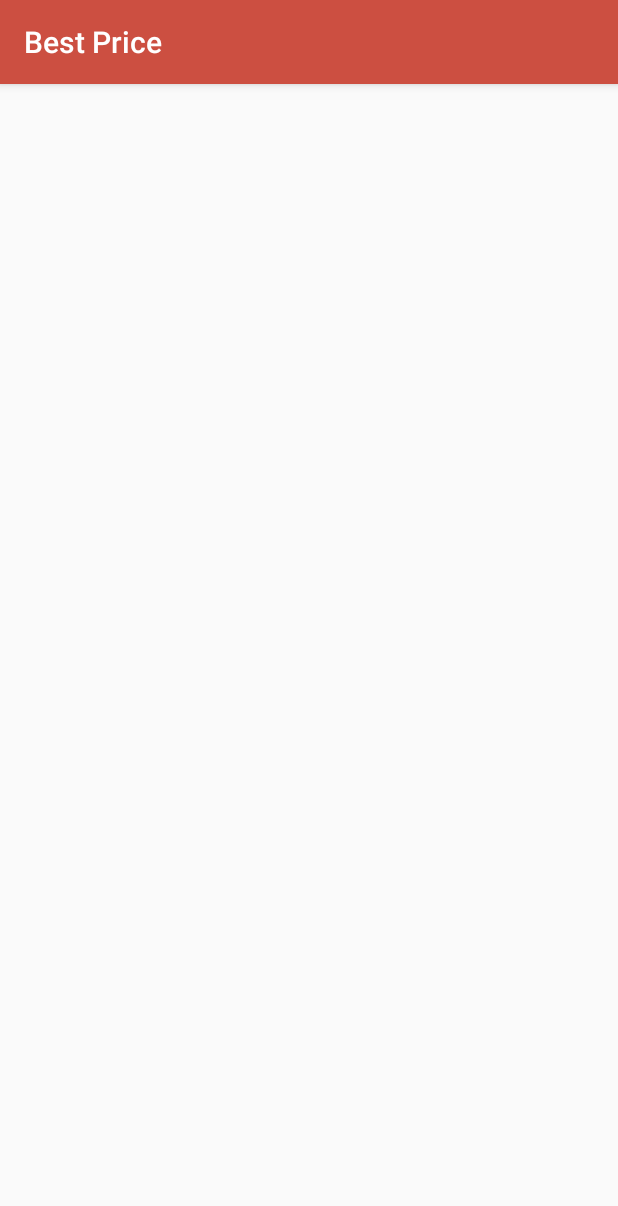
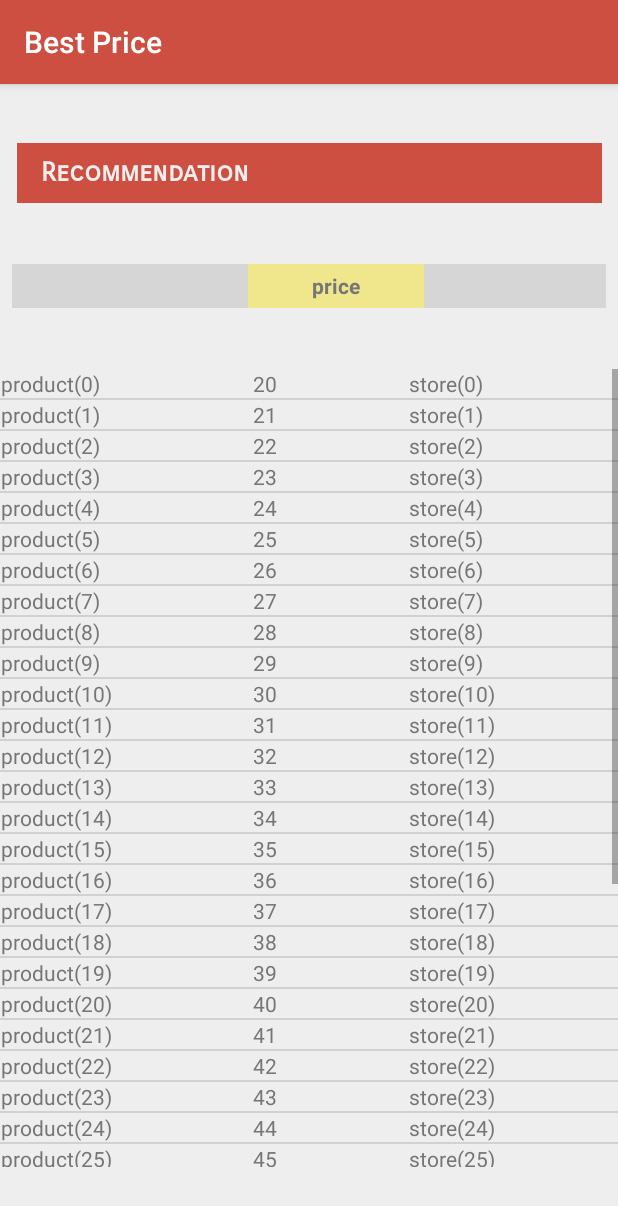
Before and after one commit to Lewis-Zhangyuzhe/ece651, an Android app: the screen it shows after launch (DisplayCategory), after a tap on "Entertainment", on a phone screen of 412 x 824 dp. Shown: the top 1206 px of the screen. Run offline under Robolectric (Android 15) with nearby library versions, the light colour scheme and no system bars; grey boxes are pictures that could not be loaded.

Commit message:
display category first version

```diff
--- a/app/src/main/java/ca/uwaterloo/ece651/pricecompare/pricecompare/DisplayCategory.java
+++ b/app/src/main/java/ca/uwaterloo/ece651/pricecompare/pricecompare/DisplayCategory.java
@@ -1,7 +1,13 @@
 package ca.uwaterloo.ece651.pricecompare.pricecompare;
 
-import android.support.v7.app.AppCompatActivity;
-import android.os.Bundle;
+        import android.support.v7.app.AppCompatActivity;
+        import android.os.Bundle;
+        import android.widget.ListView;
+        import android.widget.SimpleAdapter;
+        import android.widget.Toast;
+
+        import java.util.ArrayList;
+        import java.util.HashMap;
 
 public class DisplayCategory extends AppCompatActivity {
 
@@ -9,5 +15,29 @@ public class DisplayCategory extends AppCompatActivity {
     protected void onCreate(Bundle savedInstanceState) {
         super.onCreate(savedInstanceState);
         setContentView(R.layout.activity_display_category);
+        // get different labels from 6 different category intents
+        Bundle bundle = this.getIntent().getExtras();
+        //  Category is the flag to get diffenent items from daatabase
+        String Category = bundle.getString("Category");
+        Toast toast=Toast.makeText(getApplicationContext(), Category+"content has been propogated", Toast.LENGTH_SHORT);
+        toast.show();
+
+        ArrayList<HashMap<String, Object>> users = new ArrayList<HashMap<String, Object>>();
+        for (int i = 0; i < 40; i++) {
+            HashMap<String, Object> user = new HashMap<String, Object>();
+            user.put("img", R.drawable.user);
+            user.put("product", "product(" + i+")");
+            user.put("price", (20 + i) + "");
+            user.put("store","store("+i+")");
+            users.add(user);
+        }
+        SimpleAdapter saImageItems = new SimpleAdapter(this,
+                users,// 数据来源
+                R.layout.user,//每一个user xml 相当ListView的一个组件
+                new String[] { "img", "product", "price","store" },
+                // 分别对应view 的id
+                new int[] { R.id.img, R.id.product, R.id.price,R.id.store });
+        // 获取listview
+        ((ListView) findViewById(R.id.users)).setAdapter(saImageItems);
     }
 }
--- a/app/src/main/java/ca/uwaterloo/ece651/pricecompare/pricecompare/MainActivity.java
+++ b/app/src/main/java/ca/uwaterloo/ece651/pricecompare/pricecompare/MainActivity.java
@@ -9,8 +9,12 @@ import android.view.View;
 import android.view.Menu;
 import android.view.MenuItem;
 import android.widget.Button;
+import android.widget.EditText;
+import android.widget.Toast;
 
 public class MainActivity extends AppCompatActivity {
+
+
 
     @Override
     protected void onCreate(Bundle savedInstanceState) {
@@ -20,56 +24,74 @@ public class MainActivity extends AppCompatActivity {
         setSupportActionBar(toolbar);
 
 
-        Button button1 = (Button)findViewById(R.id.cat_button_1);
+        Button button1 = (Button)findViewById(R.id.cat_button_4);
         button1.setOnClickListener(new View.OnClickListener() {
             @Override
             public void onClick(View v) {
                 Intent int1 = new Intent(MainActivity.this, DisplayCategory.class);
+                Bundle bundle = new Bundle();
+                bundle.putString("Category","Wellness");
+                int1.putExtras(bundle);
                 startActivity(int1);
             }
         });
 
-        Button button2 = (Button)findViewById(R.id.cat_button_0);
+        Button button2 = (Button)findViewById(R.id.cat_button_5);
         button2.setOnClickListener(new View.OnClickListener() {
             @Override
             public void onClick(View v) {
                 Intent int2 = new Intent (MainActivity.this, DisplayCategory.class);
+                Bundle bundle = new Bundle();
+                bundle.putString("Category","Office");
+                int2.putExtras(bundle);
                 startActivity(int2);
             }
         });
 
-        Button button3 = findViewById(R.id.cat_button_2);
+        Button button3 = findViewById(R.id.cat_button_0);
         button3.setOnClickListener(new View.OnClickListener() {
             @Override
             public void onClick(View v) {
                 Intent int3 = new Intent(MainActivity.this,DisplayCategory.class);
+                Bundle bundle = new Bundle();
+                bundle.putString("Category","Entertainment");
+                int3.putExtras(bundle);
                 startActivity(int3);
             }
         });
 
-        Button button4 = findViewById(R.id.cat_button_3);
+        Button button4 = findViewById(R.id.cat_button_1);
         button4.setOnClickListener(new View.OnClickListener() {
             @Override
             public void onClick(View v) {
                 Intent int4 = new Intent(MainActivity.this,DisplayCategory.class);
+                Bundle bundle = new Bundle();
+                bundle.putString("Category","Food");
+                int4.putExtras(bundle);
                 startActivity(int4);
             }
         });
 
-        Button button5 = findViewById(R.id.cat_button_4);
+        Button button5 = findViewById(R.id.cat_button_2);
         button5.setOnClickListener(new View.OnClickListener() {
             @Override
             public void onClick(View v) {
                 Intent int5 = new Intent(MainActivity.this,DisplayCategory.class);
+                Bundle bundle = new Bundle();
+                bundle.putString("Category","Drink");
+                int5.putExtras(bundle);
                 startActivity(int5);
             }
         });
 
-        Button button6 = findViewById(R.id.cat_button_5);
+        Button button6 = findViewById(R.id.cat_button_3);
         button6.setOnClickListener(new View.OnClickListener() {
             @Override
             public void onClick(View v) {
                 Intent int6 = new Intent(MainActivity.this,DisplayCategory.class);
+                Bundle bundle = new Bundle();
+                bundle.putString("Category","Home");
+                int6.putExtras(bundle);
                 startActivity(int6);
             }
         });
@@ -84,27 +106,6 @@ public class MainActivity extends AppCompatActivity {
             }
         });
 
-    }
 
-    @Override
-    public boolean onCreateOptionsMenu(Menu menu) {
-        // Inflate the menu; this adds items to the action bar if it is present.
-        getMenuInflater().inflate(R.menu.menu_main, menu);
-        return true;
-    }
-
-    @Override
-    public boolean onOptionsItemSelected(MenuItem item) {
-        // Handle action bar item clicks here. The action bar will
-        // automatically handle clicks on the Home/Up button, so long
-        // as you specify a parent activity in AndroidManifest.xml.
-        int id = item.getItemId();
-
-        //noinspection SimplifiableIfStatement
-        if (id == R.id.action_settings) {
-            return true;
-        }
-
-        return super.onOptionsItemSelected(item);
     }
 }
--- /dev/null
+++ b/app/src/main/res/drawable/user.xml
@@ -0,0 +1,4 @@
+<?xml version="1.0" encoding="utf-8"?>
+<selector xmlns:android="http://schemas.android.com/apk/res/android">
+
+</selector>
--- a/app/src/main/res/layout/activity_display_category.xml
+++ b/app/src/main/res/layout/activity_display_category.xml
@@ -1,13 +1,84 @@
 <?xml version="1.0" encoding="utf-8"?>
-<android.support.constraint.ConstraintLayout
-    xmlns:android="http://schemas.android.com/apk/res/android"
+<android.support.constraint.ConstraintLayout xmlns:android="http://schemas.android.com/apk/res/android"
+    xmlns:app="http://schemas.android.com/apk/res-auto"
     xmlns:tools="http://schemas.android.com/tools"
+    android:id="@+id/coordinatorLayout2"
     android:layout_width="match_parent"
-    android:layout_height="match_parent">
+    android:layout_height="match_parent"
+    android:background="@color/colorAppBackground"
+    tools:context=".MainActivity">
+
+    <TextView
+        android:id="@+id/textView"
+        android:layout_width="390dp"
+        android:layout_height="40dp"
+        android:layout_marginStart="1dp"
+        android:layout_marginTop="1dp"
+        android:layout_marginEnd="1dp"
+        android:layout_marginBottom="1dp"
+        android:background="@color/colorAccent"
+        android:fontFamily="sans-serif-smallcaps"
+        android:gravity="center"
+        android:lineSpacingExtra="12sp"
+        android:text="   Recommendation"
+        android:textAlignment="viewStart"
+        android:textColor="@color/colorAppBackground"
+        android:textSize="18sp"
+        android:textStyle="bold"
+        app:layout_constraintBottom_toTopOf="@+id/linearLayout5"
+        app:layout_constraintEnd_toEndOf="parent"
+        app:layout_constraintStart_toStartOf="parent"
+        app:layout_constraintTop_toTopOf="parent"
+        tools:ignore="MissingConstraints"></TextView>
+
+    <LinearLayout
+        android:id="@+id/linearLayout5"
+        android:layout_width="396dp"
+        android:layout_height="29dp"
+        android:layout_marginStart="1dp"
+        android:layout_marginTop="1dp"
+        android:layout_marginEnd="1dp"
+        android:layout_marginBottom="1dp"
+        app:layout_constraintBottom_toTopOf="@+id/users"
+        app:layout_constraintEnd_toEndOf="parent"
+        app:layout_constraintStart_toStartOf="parent"
+        app:layout_constraintTop_toBottomOf="@+id/textView">
+
+        <TextView
+            android:layout_width="157dp"
+            android:layout_height="match_parent"
+            android:background="@color/viewfinder_border"
+            android:gravity="center"
+            android:text="product"
+            android:textStyle="bold"></TextView>
+
+        <TextView
+            android:layout_width="117dp"
+            android:layout_height="29dp"
+            android:background="#F0E68C"
+            android:gravity="center"
+            android:text="price"
+            android:textStyle="bold"></TextView>
+
+        <TextView
+            android:layout_width="149dp"
+            android:layout_height="29dp"
+            android:background="@color/viewfinder_border"
+            android:gravity="center"
+            android:text="store"
+            android:textStyle="bold"></TextView>
+    </LinearLayout>
 
     <ListView
-        android:layout_width="395dp"
-        android:layout_height="715dp"
-        tools:layout_editor_absoluteX="8dp"
-        tools:layout_editor_absoluteY="0dp" />
+        android:id="@+id/users"
+        android:layout_width="wrap_content"
+        android:layout_height="532dp"
+        android:layout_marginStart="1dp"
+        android:layout_marginTop="1dp"
+        android:layout_marginEnd="1dp"
+        android:layout_marginBottom="8dp"
+        app:layout_constraintBottom_toBottomOf="parent"
+        app:layout_constraintEnd_toEndOf="parent"
+        app:layout_constraintStart_toStartOf="parent"
+        app:layout_constraintTop_toBottomOf="@+id/linearLayout5"></ListView>
 </android.support.constraint.ConstraintLayout>
--- /dev/null
+++ b/app/src/main/res/layout/user.xml
@@ -0,0 +1,30 @@
+<?xml version="1.0" encoding="utf-8"?>
+<TableLayout
+    android:layout_width="fill_parent"
+    xmlns:android="http://schemas.android.com/apk/res/android"
+    android:layout_height="wrap_content"
+    >
+
+    <TableRow>
+
+        <ImageView
+            android:id="@+id/img"
+            android:layout_width="wrap_content"
+            android:layout_height="wrap_content"></ImageView>
+
+        <TextView
+            android:id="@+id/product"
+            android:layout_width="168dp"
+            android:layout_height="wrap_content"></TextView>
+
+        <TextView
+            android:id="@+id/price"
+            android:layout_width="104dp"
+            android:layout_height="wrap_content"></TextView>
+
+        <TextView
+            android:id="@+id/store"
+            android:layout_width="166dp"
+            android:layout_height="wrap_content"></TextView>
+    </TableRow>
+</TableLayout>
--- a/app/src/main/res/values/colors.xml
+++ b/app/src/main/res/values/colors.xml
@@ -2,12 +2,12 @@
 <resources>
     <color name="colorPrimary">#cc4f41</color>
     <color name="colorPrimaryDark">#a93d2b</color>
-    <color name="colorAppBackground">#eeeeee</color>
-    <color name="colorAccent">#cc4f41</color>
+    <color name="colorAppBackground">#EEEEEE</color>
+    <color name="colorAccent">#CC4F41</color>
     <color name="colorHintText">#767676</color>
     <color name="colorIconOnButton">#cc4f41</color>
     <color name="white">#ffffff</color>
-    <color name="colorButtonBlue">#5687dd</color>
+    <color name="colorButtonBlue">#5687DD</color>
     <color name="black">#000000</color>
     <color name="blue">#0000FF</color>
 </resources>
--- a/build.gradle
+++ b/build.gradle
@@ -7,7 +7,7 @@ buildscript {
         jcenter()
     }
     dependencies {
-        classpath 'com.android.tools.build:gradle:3.2.1'
+        classpath 'com.android.tools.build:gradle:3.3.1'
 
 
         // NOTE: Do not place your application dependencies here; they belong
```
Also changed, not shown: app/src/main/java/ca/uwaterloo/ece651/pricecompare/pricecompare/DbHandler.java (added, +64 -0 lines), app/src/main/res/layout/activity_display.xml (deleted, +0 -9 lines), app/src/main/res/layout/activity_main.xml (+47 -44 lines), gradle/wrapper/gradle-wrapper.properties.
